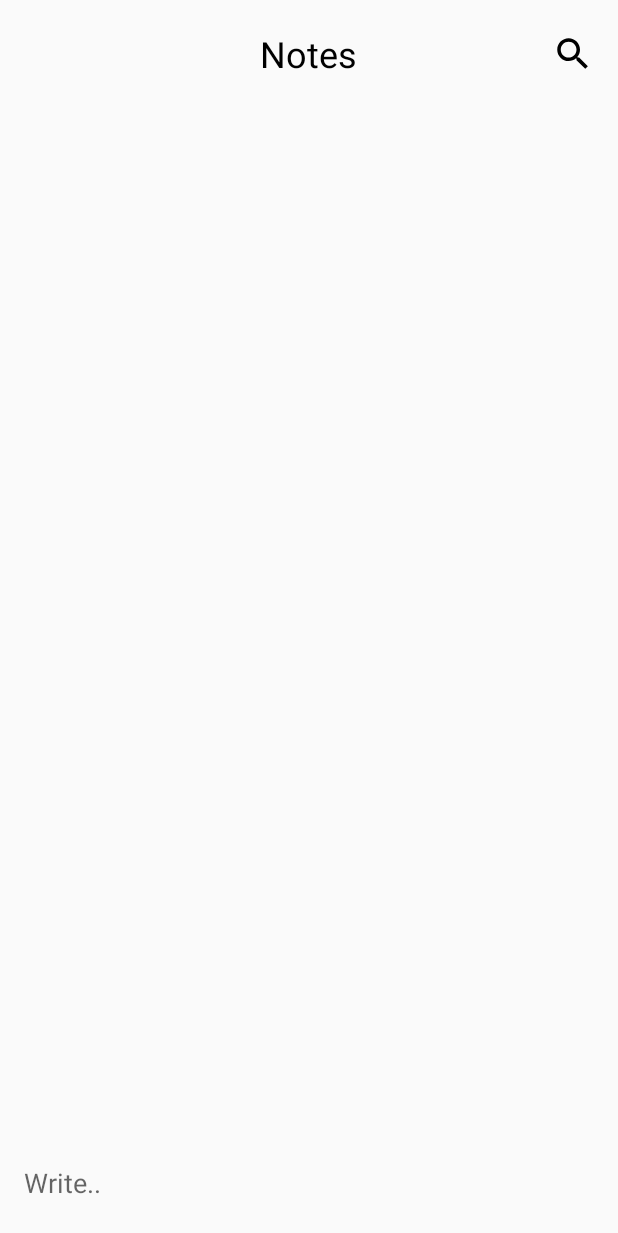
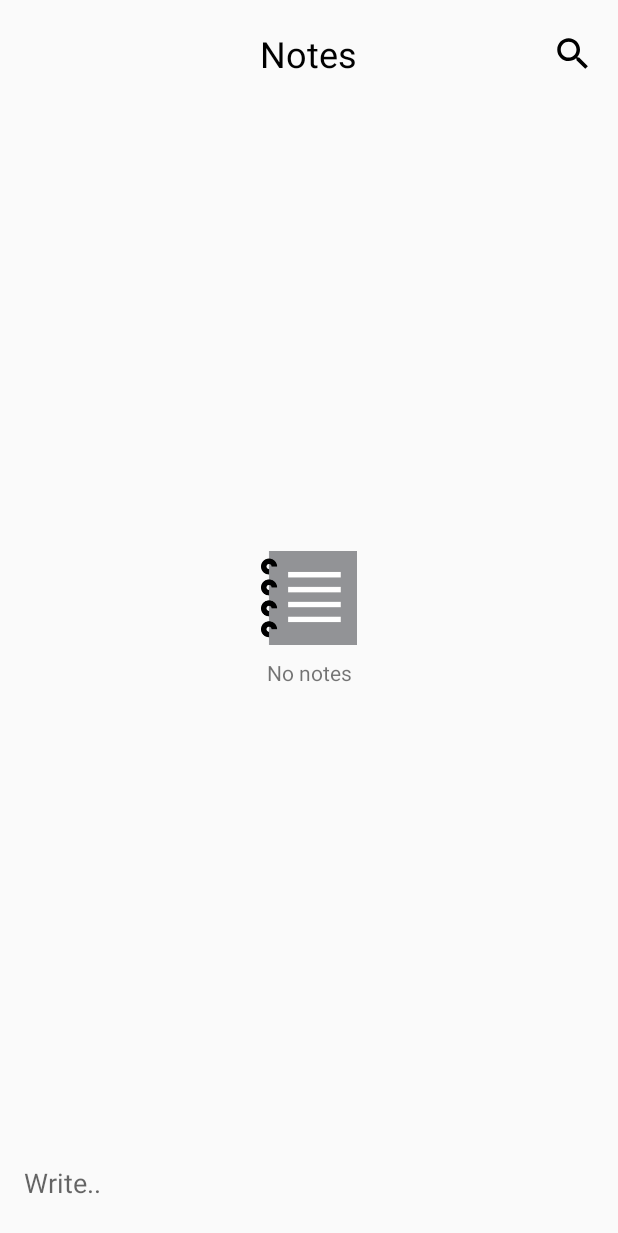
Before and after one commit to lowapple/android-app-daily-diary, an Android app: the screen it shows after launch (MainActivity), on a phone screen of 412 x 824 dp. Before the commit the part shown is almost empty. Shown: the top 1233 px of the screen. Run offline under Robolectric (Android 15) with nearby library versions, the phone set to English and light mode, and no system bars.

Commit message:
center empty icon

```diff
--- a/app/src/main/res/layout/activity_main.xml
+++ b/app/src/main/res/layout/activity_main.xml
@@ -37,15 +37,26 @@
         android:layout_height="match_parent"
         android:layout_weight="2">
 
-        <FrameLayout
+        <LinearLayout
             android:layout_width="match_parent"
-            android:layout_height="match_parent">
+            android:layout_height="match_parent"
+            android:gravity="center"
+            android:orientation="vertical">
 
             <ImageView
                 android:layout_width="64dp"
                 android:layout_height="64dp"
-                android:layout_gravity="center" />
-        </FrameLayout>
+                android:layout_gravity="center"
+                android:src="@drawable/note_icon" />
+
+            <TextView
+                android:layout_width="match_parent"
+                android:layout_height="wrap_content"
+                android:layout_marginTop="8dp"
+                android:gravity="center"
+                android:text="No notes" />
+
+        </LinearLayout>
 
     </RelativeLayout>
 
```
Also changed, not shown: app/src/main/res/drawable/note_icon.png (added).
